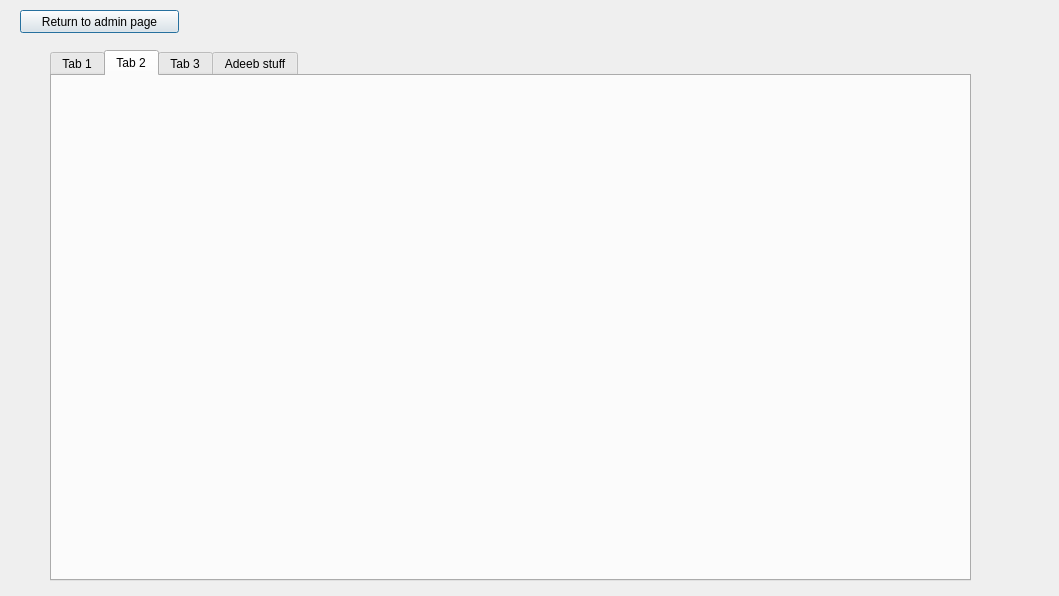
This is Project2/admin_item_database.ui in tdragon00/CS1C_Project_2 as Qt 5 draws it before an edit. The edited form follows.
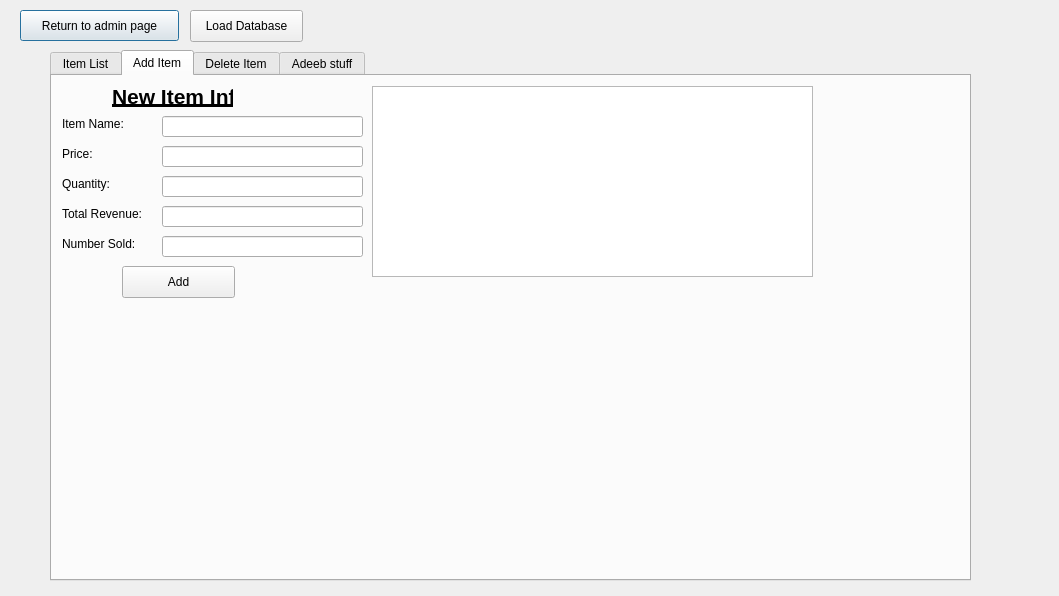
This is the edited form. The open tabs and pages were chosen to show the change.

The edit to the form file:
```diff
--- a/Project2/admin_item_database.ui
+++ b/Project2/admin_item_database.ui
@@ -19,7 +19,7 @@
      <x>20</x>
      <y>10</y>
      <width>159</width>
-     <height>23</height>
+     <height>31</height>
     </rect>
    </property>
    <property name="text">
@@ -40,17 +40,176 @@
    </property>
    <widget class="QWidget" name="tab_2">
     <attribute name="title">
-     <string>Tab 1</string>
+     <string>Item List</string>
     </attribute>
    </widget>
    <widget class="QWidget" name="tab_3">
     <attribute name="title">
-     <string>Tab 2</string>
+     <string>Add Item</string>
     </attribute>
+    <widget class="QTableView" name="tableView_3">
+     <property name="geometry">
+      <rect>
+       <x>320</x>
+       <y>10</y>
+       <width>441</width>
+       <height>191</height>
+      </rect>
+     </property>
+    </widget>
+    <widget class="QLabel" name="label_5">
+     <property name="geometry">
+      <rect>
+       <x>60</x>
+       <y>10</y>
+       <width>121</width>
+       <height>21</height>
+      </rect>
+     </property>
+     <property name="font">
+      <font>
+       <pointsize>16</pointsize>
+       <weight>75</weight>
+       <bold>true</bold>
+       <underline>true</underline>
+      </font>
+     </property>
+     <property name="text">
+      <string>New Item Info</string>
+     </property>
+    </widget>
+    <widget class="QLabel" name="label_6">
+     <property name="geometry">
+      <rect>
+       <x>10</x>
+       <y>40</y>
+       <width>71</width>
+       <height>16</height>
+      </rect>
+     </property>
+     <property name="text">
+      <string>Item Name:</string>
+     </property>
+    </widget>
+    <widget class="QLineEdit" name="nameEdit">
+     <property name="geometry">
+      <rect>
+       <x>110</x>
+       <y>40</y>
+       <width>201</width>
+       <height>21</height>
+      </rect>
+     </property>
+    </widget>
+    <widget class="QLabel" name="label_7">
+     <property name="geometry">
+      <rect>
+       <x>10</x>
+       <y>70</y>
+       <width>71</width>
+       <height>16</height>
+      </rect>
+     </property>
+     <property name="text">
+      <string>Price:</string>
+     </property>
+    </widget>
+    <widget class="QLineEdit" name="priceEdit">
+     <property name="geometry">
+      <rect>
+       <x>110</x>
+       <y>70</y>
+       <width>201</width>
+       <height>21</height>
+      </rect>
+     </property>
+    </widget>
+    <widget class="QLabel" name="label_8">
+     <property name="geometry">
+      <rect>
+       <x>10</x>
+       <y>100</y>
+       <width>71</width>
+       <height>16</height>
+      </rect>
+     </property>
+     <property name="text">
+      <string>Quantity:</string>
+     </property>
+    </widget>
+    <widget class="QLineEdit" name="quantityEdit">
+     <property name="geometry">
+      <rect>
+       <x>110</x>
+       <y>100</y>
+       <width>201</width>
+       <height>21</height>
+      </rect>
+     </property>
+    </widget>
+    <widget class="QLabel" name="label_9">
+     <property name="geometry">
+      <rect>
+       <x>10</x>
+       <y>130</y>
+       <width>91</width>
+       <height>16</height>
+      </rect>
+     </property>
+     <property name="text">
+      <string>Total Revenue:</string>
+     </property>
+    </widget>
+    <widget class="QLineEdit" name="nameEdit_2">
+     <property name="geometry">
+      <rect>
+       <x>110</x>
+       <y>130</y>
+       <width>201</width>
+       <height>21</height>
+      </rect>
+     </property>
+    </widget>
+    <widget class="QLabel" name="label_10">
+     <property name="geometry">
+      <rect>
+       <x>10</x>
+       <y>160</y>
+       <width>91</width>
+       <height>16</height>
+      </rect>
+     </property>
+     <property name="text">
+      <string>Number Sold: </string>
+     </property>
+    </widget>
+    <widget class="QLineEdit" name="nameEdit_3">
+     <property name="geometry">
+      <rect>
+       <x>110</x>
+       <y>160</y>
+       <width>201</width>
+       <height>21</height>
+      </rect>
+     </property>
+    </widget>
+    <widget class="QPushButton" name="addButton">
+     <property name="geometry">
+      <rect>
+       <x>70</x>
+       <y>190</y>
+       <width>113</width>
+       <height>32</height>
+      </rect>
+     </property>
+     <property name="text">
+      <string>Add</string>
+     </property>
+    </widget>
    </widget>
    <widget class="QWidget" name="tab_4">
     <attribute name="title">
-     <string>Tab 3</string>
+     <string>Delete Item</string>
     </attribute>
    </widget>
    <widget class="QWidget" name="tab">
@@ -213,6 +372,19 @@
     </widget>
    </widget>
   </widget>
+  <widget class="QPushButton" name="pushButton">
+   <property name="geometry">
+    <rect>
+     <x>190</x>
+     <y>10</y>
+     <width>113</width>
+     <height>32</height>
+    </rect>
+   </property>
+   <property name="text">
+    <string>Load Database</string>
+   </property>
+  </widget>
  </widget>
  <resources/>
  <connections/>
```
Left out of the diff: 149 changed lines with no effect on the pictures.
